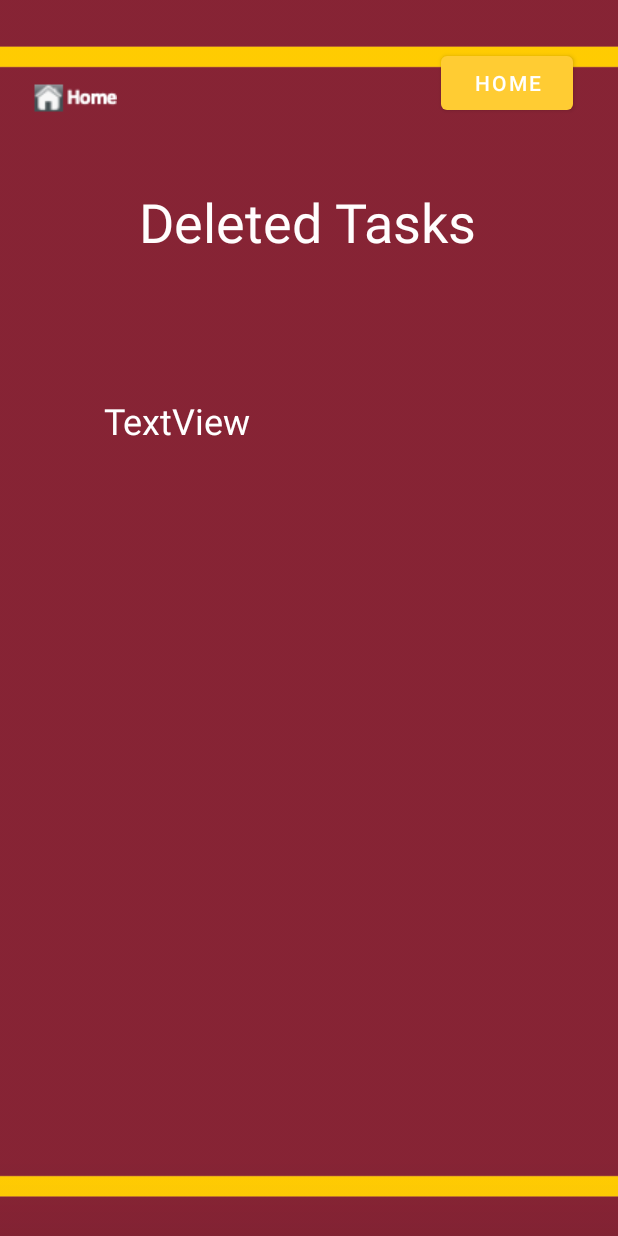
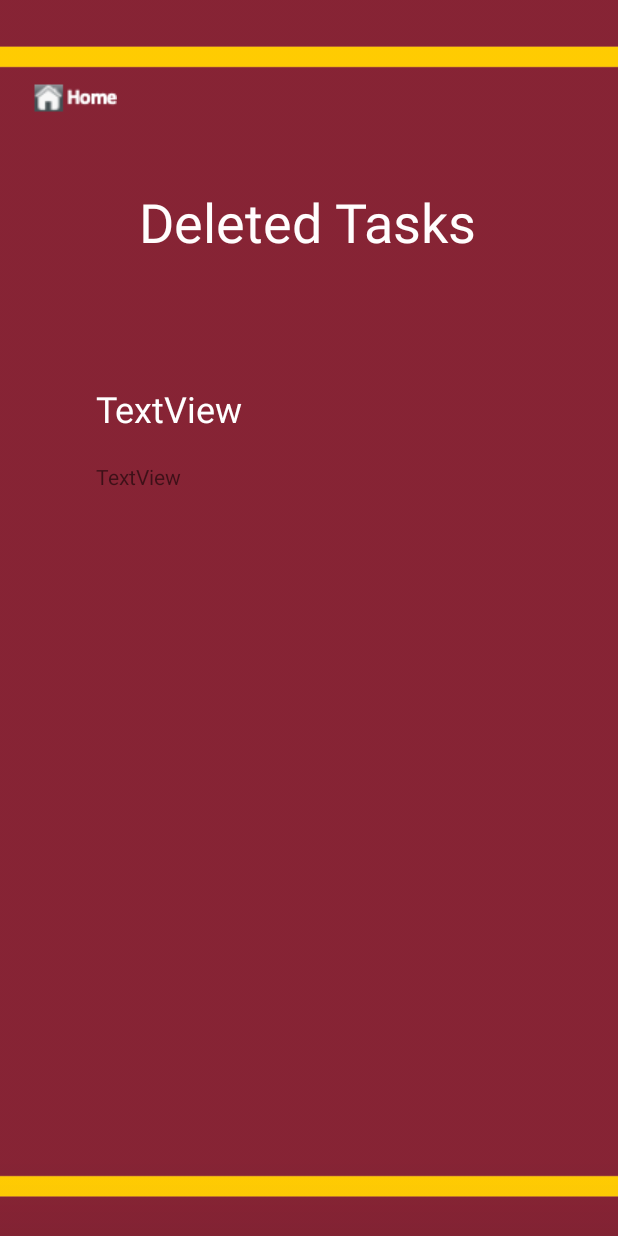
Before and after one commit to eliset2973/Schedule4U, an Android app: the DeletedItems screen opened directly, with no data from a screen before it, on a phone screen of 412 x 824 dp. Run offline under Robolectric (Android 15) with nearby library versions, the phone set to English and light mode, and no system bars.

Commit message:
deleted page rudiments finished

```diff
--- a/Schedule4U/app/src/main/java/com/example/schedule4u/DeletedItems.java
+++ b/Schedule4U/app/src/main/java/com/example/schedule4u/DeletedItems.java
@@ -30,7 +30,10 @@ public class DeletedItems extends AppCompatActivity {
 
         if (displayList.size()>0) {
             TextView textView56 = (TextView) findViewById(R.id.textView56);
+            TextView textView23 = (TextView) findViewById(R.id.textView23);
             textView56.setText(displayList.get(displayList.size()-1).name);
+            textView23.setText(displayList.get(displayList.size()-1).details);
+
         }
 
 //        Intent intent = getIntent();
@@ -49,17 +52,6 @@ public class DeletedItems extends AppCompatActivity {
 //            }
 //        });
 
-        //for some reason I'm having trouble linking the button to the proper page.
-        //when you link it to a page like the ToDos or something, it works fine. But not
-        //for the class that I just created
-        Button homeFromDelete = (Button) findViewById(R.id.HomeButton);
-        homeFromDelete.setOnClickListener(new View.OnClickListener() {
-            public void onClick(View view) {
-                Intent myIntent = new Intent(view.getContext(), MainActivity.class);
-                startActivityForResult(myIntent, 0);
-            }
-
-        });
 
         //Be careful! This is code for image button not ordinarily button//
         ImageButton homebutton_2= (ImageButton) findViewById(R.id.homebutton2);
--- a/Schedule4U/app/src/main/res/layout/activity_deleted_items.xml
+++ b/Schedule4U/app/src/main/res/layout/activity_deleted_items.xml
@@ -23,18 +23,6 @@
         android:layout_width="match_parent"
         android:layout_height="match_parent">
 
-        <Button
-            android:id="@+id/HomeButton"
-            android:layout_width="wrap_content"
-            android:layout_height="wrap_content"
-            android:layout_marginTop="31dp"
-            android:text="Home"
-            app:backgroundTint="#FFCC33"
-            app:layout_constraintEnd_toEndOf="parent"
-            app:layout_constraintHorizontal_bias="0.907"
-            app:layout_constraintStart_toStartOf="parent"
-            app:layout_constraintTop_toTopOf="parent" />
-
         <TextView
             android:id="@+id/textView22"
             android:layout_width="272dp"
@@ -54,11 +42,11 @@
 
         <TextView
             android:id="@+id/textView56"
-            android:layout_width="269dp"
-            android:layout_height="132dp"
-            android:layout_marginStart="69dp"
-            android:layout_marginLeft="69dp"
-            android:layout_marginTop="84dp"
+            android:layout_width="278dp"
+            android:layout_height="42dp"
+            android:layout_marginStart="64dp"
+            android:layout_marginLeft="64dp"
+            android:layout_marginTop="76dp"
             android:text="TextView"
             android:textColor="#FFFFFF"
             android:textColorHint="#FFFFFF"
@@ -66,6 +54,17 @@
             app:layout_constraintStart_toStartOf="parent"
             app:layout_constraintTop_toBottomOf="@+id/textView22" />
 
+        <TextView
+            android:id="@+id/textView23"
+            android:layout_width="283dp"
+            android:layout_height="35dp"
+            android:layout_marginStart="64dp"
+            android:layout_marginLeft="64dp"
+            android:layout_marginTop="10dp"
+            android:text="TextView"
+            app:layout_constraintStart_toStartOf="parent"
+            app:layout_constraintTop_toBottomOf="@+id/textView56" />
+
     </androidx.constraintlayout.widget.ConstraintLayout>
 
 </androidx.coordinatorlayout.widget.CoordinatorLayout>
```
